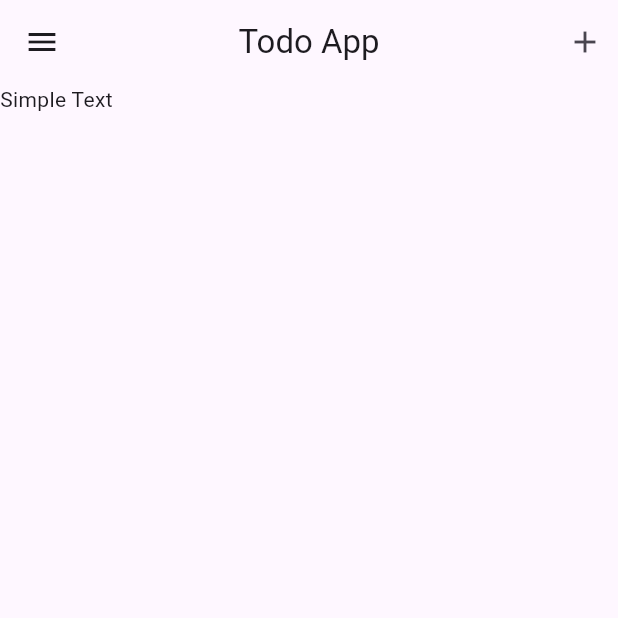
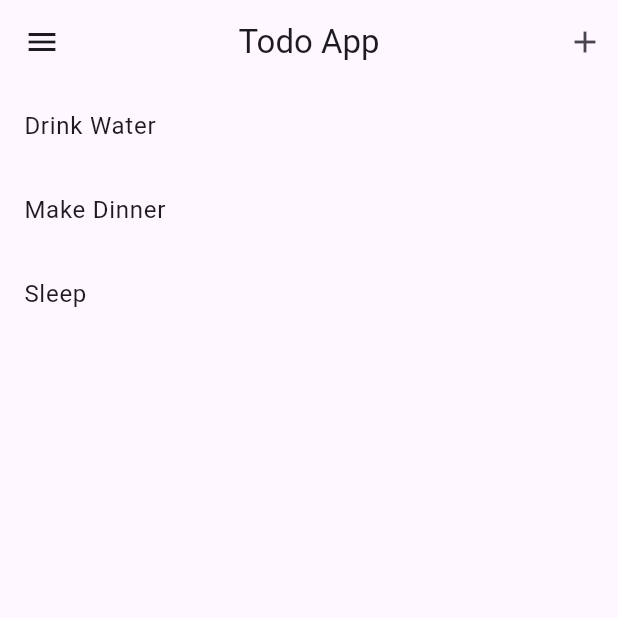
Before and after one commit to MossesAryo/Flutter_ToDo_app, a Flutter app: the screen it shows after launch, on a phone screen of 412 x 824 dp, the top half of it. Run offline on Flutter 3.47's test engine with Material 3 defaults, Android fonts, the phone set to English and light mode, and no system bars.

Commit message:
Adding Listviewbuilder

```diff
--- a/lib/mainScreen.dart
+++ b/lib/mainScreen.dart
@@ -10,6 +10,8 @@ class MainScreen extends StatefulWidget {
 
 class _MainScreenState extends State<MainScreen> {
   String text = "Simple Text";
+
+  List<String> todoList = ["Drink Water", "Make Dinner", "Sleep"];
 
   void changeText({required String todoText}) {
     setState(() {
@@ -48,6 +50,12 @@ class _MainScreenState extends State<MainScreen> {
             )
           ],
         ),
-        body: Container(child: Text('$text')));
+        body: ListView.builder(
+            itemCount: todoList.length,
+            itemBuilder: (BuildContext context, int index) {
+              return ListTile(
+                title: Text(todoList[index]),
+              );
+            }));
   }
 }
```
